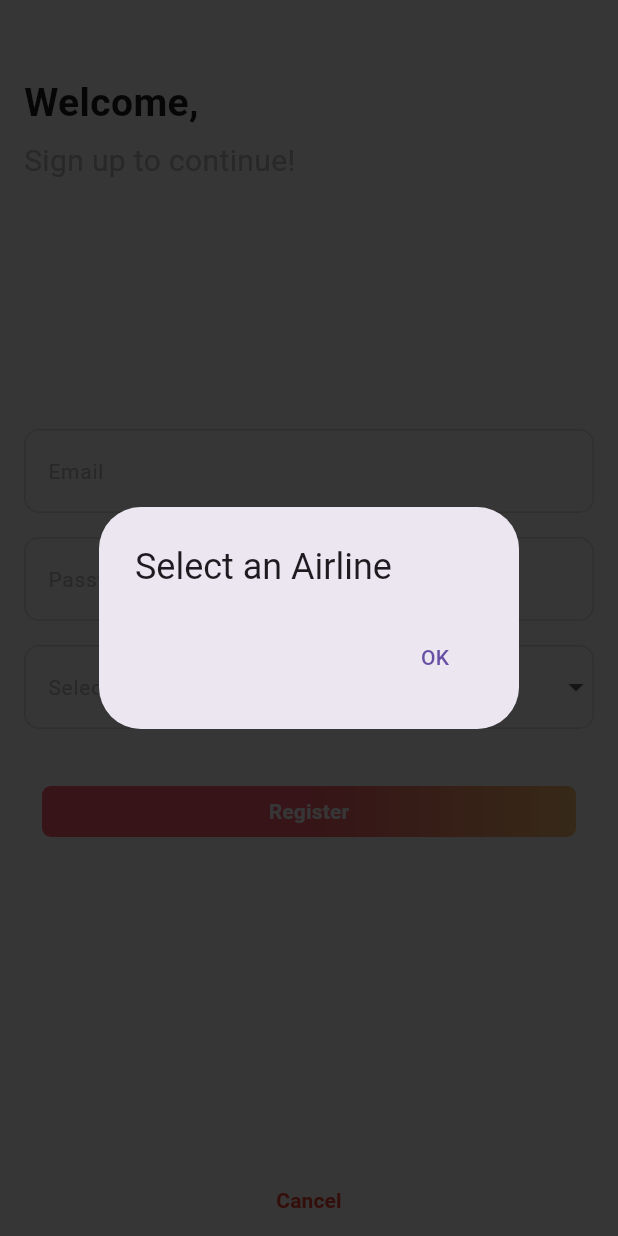
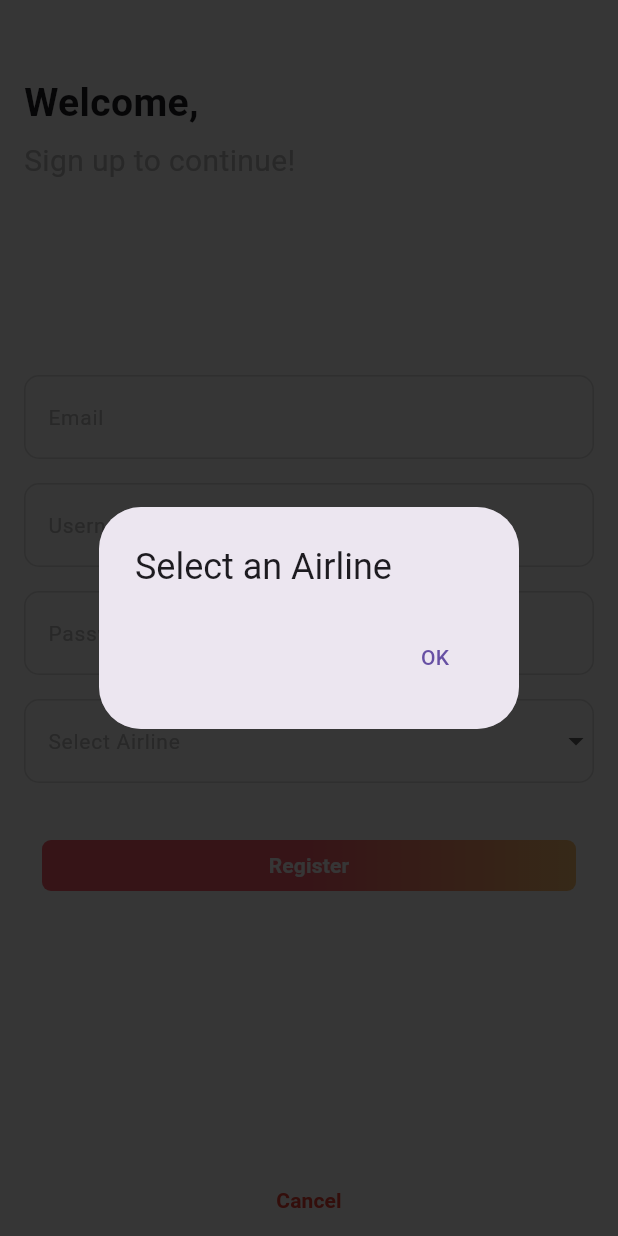
Before and after one commit to GopiShankarR/flutter_projects, a Flutter app: the screen it shows after launch, after a tap on "New User? Sign up", after a tap on "Register", on a phone screen of 412 x 824 dp. Run offline on Flutter 3.47's test engine with Material 3 defaults, Android fonts, the phone set to English and light mode, and no system bars; our stand-ins replace sqflite, sqflite_common_ffi; accounts and stored records are empty.

Commit message:
bug fixes for signup page

```diff
--- a/lib/models/user_data_model.dart
+++ b/lib/models/user_data_model.dart
@@ -29,7 +29,7 @@ class UserDataModel {
     return Uint8List.fromList(salt);
   }
 
-  void hashPassword(String password) {
+  String hashPassword(String password) {
     final saltBytes = generateSalt();
     salt = base64.encode(saltBytes);
 
@@ -41,21 +41,19 @@ class UserDataModel {
     final hashedBytes = sha256.convert(combinedBytes).bytes;
 
     passwordHash = base64.encode(hashedBytes);
+    return passwordHash as String;
   }
 
   bool verifyEnteredPassword(String enteredPassword) {
     final codec = Utf8Codec();
     final passwordBytes = codec.encode(enteredPassword);
 
-    final combinedBytes = Uint8List.fromList([...passwordBytes, ...base64.decode(salt as String)]);
+    final combinedBytes = Uint8List.fromList([...passwordBytes, ...base64.decode(salt! as String)]);
 
-    // Hash the combined bytes using the same hashing algorithm and iterations
     final hashedBytes = sha256.convert(combinedBytes).bytes;
 
-    // Encode the newly generated hash to compare with the stored hash
     final newHash = base64.encode(hashedBytes);
 
-    // Compare the new hash with the stored hash
     return newHash == passwordHash;
   }
 
@@ -96,7 +94,7 @@ class UserDataModel {
       'username': username,
       'password_hash': passwordHash,
       'airline': airline,
-      'loggedIn': isLoggedInValue,
+      'isLoggedIn': isLoggedInValue,
     });
   }
 
--- a/lib/views/login_signup_page.dart
+++ b/lib/views/login_signup_page.dart
@@ -43,10 +43,31 @@ class _LoginSignUpState extends State<LoginSignUp> {
               ),
               Column(
                 children: <Widget>[
+                  if(isRegistering)
+                    TextField(
+                      controller: emailController,
+                      decoration: InputDecoration(
+                        labelText: "Email",
+                        labelStyle: TextStyle(fontSize: 14,color: Colors.grey.shade400),
+                        enabledBorder: OutlineInputBorder(
+                          borderRadius: BorderRadius.circular(10),
+                          borderSide: BorderSide(
+                            color: Colors.grey.shade300,
+                          ),
+                        ),
+                        focusedBorder: OutlineInputBorder(
+                            borderRadius: BorderRadius.circular(10),
+                            borderSide: const BorderSide(
+                              color: Colors.red,
+                            )
+                        ),
+                      ),
+                    ),
+                    const SizedBox(height: 16,),
                   TextField(
                     controller: usernameController,
                     decoration: InputDecoration(
-                      labelText: "Email",
+                      labelText: "Username",
                       labelStyle: TextStyle(fontSize: 14,color: Colors.grey.shade400),
                       enabledBorder: OutlineInputBorder(
                         borderRadius: BorderRadius.circular(10),
@@ -269,8 +290,7 @@ class _LoginSignUpState extends State<LoginSignUp> {
     bool isValid = true;
     if(airlineName == null || airlineName == '') {
       isValid = false;
-    }
-    showDialog(
+      showDialog(
         context: context,
         builder: (context) {
           return AlertDialog(
@@ -286,6 +306,7 @@ class _LoginSignUpState extends State<LoginSignUp> {
           );
         },
       );
+    }
     return isValid;
   }
 
@@ -296,7 +317,7 @@ class _LoginSignUpState extends State<LoginSignUp> {
     final user = UserDataModel();
     final enteredPassword = password;
 
-    user.hashPassword(enteredPassword);
+    final String hashedPassword = user.hashPassword(enteredPassword);
 
     bool emailValidation = _validateEmail(email);
     bool dropdownValidation = validateAirlines(selectedAirline);
@@ -308,6 +329,7 @@ class _LoginSignUpState extends State<LoginSignUp> {
     final newUser = UserDataModel(
       username: username,
       airline: selectedAirline,
+      passwordHash: hashedPassword,
       email: email,
       isLoggedIn: true
     );
```
